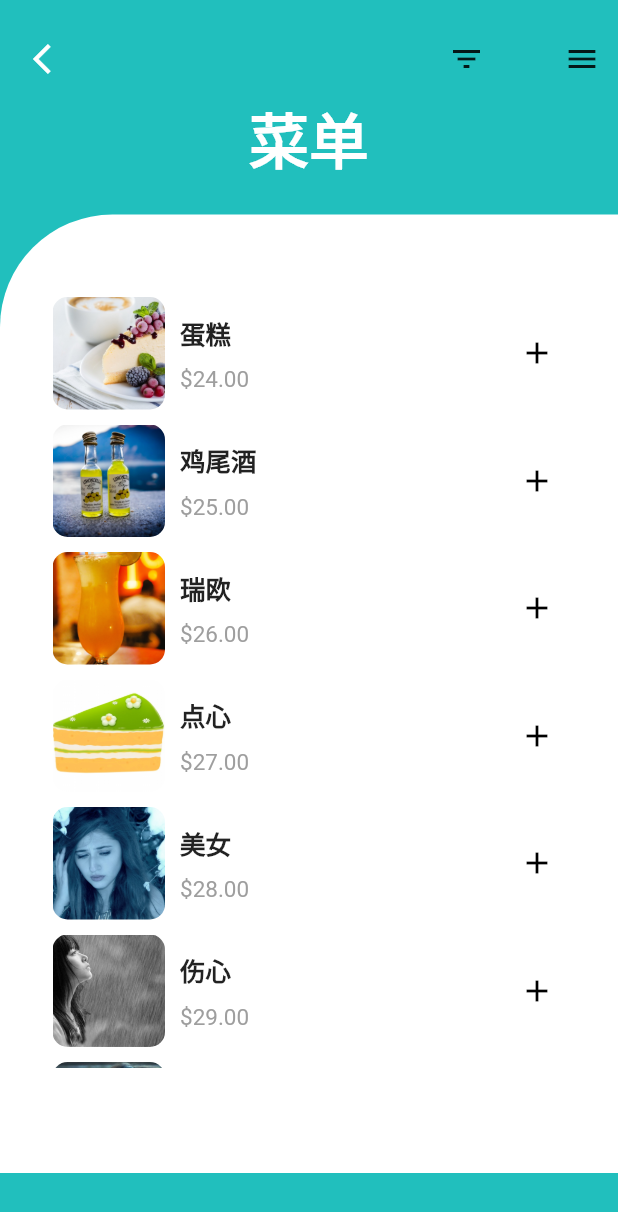
After one commit to DargonLee/DouBan_Flutter, a Flutter app: the screen it shows after launch, after a tap on the "menu" icon, on a phone screen of 412 x 824 dp. The commit adds this screen. Shown: the top 1212 px of the screen. Run offline on Flutter 3.47's test engine with Material 2 defaults, Android fonts, the phone set to English and light mode, and no system bars; our stand-ins replace dio, pull_to_refresh; network calls fail.

Commit message:
增加菜单页面3

```diff
--- a/lib/module/home/home_data_source.dart
+++ b/lib/module/home/home_data_source.dart
@@ -65,5 +65,4 @@ class HomeDataSource {
       onDataCallback();
     }
   }
-
 }
--- a/lib/module/home/home_page.dart
+++ b/lib/module/home/home_page.dart
@@ -1,13 +1,13 @@
 import 'package:douban/module/category/categroy_page.dart';
 import 'package:douban/module/home/recomment_item.dart';
 import 'package:douban/module/model/douban_model.dart';
+import 'package:douban/module/nutrition/nutrition_page.dart';
 import 'package:douban/module/public/app_util.dart';
 import 'package:douban/module/search/search_page.dart';
 import 'package:douban/module/widgets/jump_route.dart';
 import 'package:douban/module/widgets/root_page.dart';
 import 'package:douban/module/widgets/search_bar.dart';
 import 'package:flutter/material.dart';
-
 import 'home_data_source.dart';
 
 class HomePage extends StatefulWidget {
@@ -36,12 +36,18 @@ class _HomeState extends State<HomePage> {
   }
 
   void _onSearchBarTapped() {
-    Navigator.push(context, JumpRoute(
-      builder: (BuildContext context) {
+    Navigator.push(context, JumpRoute(builder: (BuildContext context) {
       return SearchPage();
+    }));
+    //Navigator.pushNamed(context, '/search');
+  }
+
+  void _onMenuTapped() {
+    Navigator.push(context, MaterialPageRoute(
+      builder: (context) {
+        return NutritionPage();
       }
     ));
-    //Navigator.pushNamed(context, '/search');
   }
 
   Widget _topWidget() {
@@ -70,7 +76,7 @@ class _HomeState extends State<HomePage> {
         width: AppUtil.screenWidth,
         height: AppUtil.screenHeight - 102,
         child: ListView(
-          padding: EdgeInsets.zero ,
+          padding: EdgeInsets.zero,
           children: <Widget>[
             RecommentItem(
               context: context,
@@ -102,11 +108,10 @@ class _HomeState extends State<HomePage> {
           onTap: _onSearchBarTapped,
           child: SearchBar(isEnable: false),
         ),
-        Image(
-          width: 16,
-          height: 16,
-          image: AssetImage('lib/images/scan.png'),
-        )
+        Container(
+          width: 25,
+          child: IconButton(icon: Icon(Icons.menu), onPressed: _onMenuTapped),
+        ),
       ],
     );
   }
--- a/lib/module/navigation_bar/navigation_bar.dart
+++ b/lib/module/navigation_bar/navigation_bar.dart
@@ -1,4 +1,5 @@
 import 'package:douban/module/home/home_page.dart';
+import 'package:douban/module/nutrition/nutrition_page.dart';
 import 'package:douban/module/personal/personal_page.dart';
 import 'package:douban/module/public/app_util.dart';
 import 'package:douban/widgetofweek/widget_home.dart';
@@ -41,8 +42,8 @@ class _NavigationBarState extends State<NavigationBar> {
       bottomNavigationBar: BottomNavigationBar(
         items: <BottomNavigationBarItem> [
           BottomNavigationBarItem(icon: Icon(Icons.home),title: Text('首页')),
+          BottomNavigationBarItem(icon: Icon(Icons.widgets),title: Text('组件')),
           BottomNavigationBarItem(icon: Icon(Icons.person),title: Text('我的')),
-          BottomNavigationBarItem(icon: Icon(Icons.menu),title: Text('组件'))
         ],
         currentIndex: _selectedIndex,
         onTap: _onItemTapped,
@@ -50,8 +51,8 @@ class _NavigationBarState extends State<NavigationBar> {
       body: PageView(
         children: <Widget>[
           HomePage(),
+          WidgetHomePage(),
           PersonalPage(),
-          WidgetHomePage()
         ],
         controller: _pageController,
         onPageChanged: _onPageChanged,
--- /dev/null
+++ b/lib/module/nutrition/nutrition_page.dart
@@ -0,0 +1,157 @@
+import 'package:douban/module/nutrition/nutrition_detail_page.dart';
+import 'package:flutter/material.dart';
+import 'package:douban/module/widgets/root_page.dart';
+
+
+class NutritionPage extends StatefulWidget {
+  @override
+  _NutritionPageState createState() => _NutritionPageState();
+}
+
+class _NutritionPageState extends State<NutritionPage> {
+
+  @override
+  Widget build(BuildContext context) {
+    // TODO: implement build
+    return Scaffold(
+      backgroundColor: Color(0xFF21BFBD),
+      body: ListView(
+        children: <Widget>[
+          Padding(
+            padding: EdgeInsets.only(top: 15.0, left: 10.0),
+            child: Row(
+              mainAxisAlignment: MainAxisAlignment.spaceBetween,
+              children: <Widget>[
+                IconButton(
+                  icon: Icon(Icons.arrow_back_ios),
+                  color: Colors.white,
+                  onPressed: () {
+                    Navigator.pop(context);
+                  },
+                ),
+                Container(
+                  width: 125.0,
+                  child: Row(
+                    mainAxisAlignment: MainAxisAlignment.spaceBetween,
+                    children: <Widget>[
+                      IconButton(
+                          icon: Icon(Icons.filter_list), onPressed: () {}),
+                      IconButton(icon: Icon(Icons.menu), onPressed: () {})
+                    ],
+                  ),
+                ),
+              ],
+            ),
+          ),
+          Container(
+            height: 60,
+            width: MediaQuery.of(context).size.width,
+            child: Center(
+              child: Text(
+                '菜单',
+                style: TextStyle(
+                    color: Colors.white,
+                    fontSize: 40,
+                    fontWeight: FontWeight.bold),
+              ),
+            ),
+          ),
+          SizedBox(
+            height: 20,
+          ),
+          Container(
+            height: MediaQuery.of(context).size.height - 185.0,
+            decoration: BoxDecoration(
+              color: Colors.white,
+              borderRadius: BorderRadius.only(topLeft: Radius.circular(75.0)),
+            ),
+            child: ListView(
+              primary: false,
+              padding: EdgeInsets.only(left: 25.0, right: 20.0),
+              children: <Widget>[
+                Padding(
+                  padding: EdgeInsets.only(top: 45.0),
+                  child: Container(
+                    height: MediaQuery.of(context).size.height - 300.0,
+                    child: ListView(
+                      children: <Widget>[
+                        _buildFootItem('lib/images/01.png', '蛋糕', '\$24.00'),
+                        _buildFootItem('lib/images/02.png', '鸡尾酒', '\$25.00'),
+                        _buildFootItem('lib/images/03.png', '瑞欧', '\$26.00'),
+                        _buildFootItem('lib/images/04.png', '点心', '\$27.00'),
+                        _buildFootItem('lib/images/05.png', '美女', '\$28.00'),
+                        _buildFootItem('lib/images/06.png', '伤心', '\$29.00'),
+                        _buildFootItem('lib/images/07.png', '朦胧', '\$30.00'),
+                        _buildFootItem('lib/images/08.png', '黄昏', '\$40.00'),
+                        _buildFootItem('lib/images/09.png', '痛苦', '\$50.00'),
+                        _buildFootItem('lib/images/10.png', '阳光', '\$60.00'),
+                      ],
+                    ),
+                  ),
+                ),
+              ],
+            ),
+          ),
+        ],
+      ),
+    );
+  }
+
+  Widget _buildFootItem(String imgPath, String footName, String price) {
+    return Padding(
+      padding: EdgeInsets.only(left: 10.0, right: 10.0, top: 10.0),
+      child: InkWell(
+        onTap: () {
+          Navigator.push(context, MaterialPageRoute(builder: (context) {
+            return NutritionDetailPage(heroTag: imgPath,foodName: footName,foodPrice: price,);
+          }));
+        },
+        child: Row(
+          mainAxisAlignment: MainAxisAlignment.spaceBetween,
+          children: <Widget>[
+            Container(
+              child: Row(
+                children: <Widget>[
+                  Hero(
+                    tag: imgPath,
+                    child: ClipRRect(
+                      borderRadius: BorderRadius.circular(10),
+                      child: Image(
+                        image: AssetImage(imgPath),
+                        fit: BoxFit.cover,
+                        height: 75.0,
+                        width: 75.0,
+                      ),
+                    ),
+                  ),
+                  SizedBox(
+                    width: 10.0,
+                  ),
+                  Column(
+                    crossAxisAlignment: CrossAxisAlignment.start,
+                    children: <Widget>[
+                      Text(
+                        footName,
+                        style: TextStyle(
+                            fontSize: 17.0, fontWeight: FontWeight.bold),
+                      ),
+                      SizedBox(
+                        height: 10,
+                      ),
+                      Text(
+                        price,
+                        style: TextStyle(fontSize: 15.0, color: Colors.grey),
+                      ),
+                    ],
+                  ),
+                ],
+              ),
+            ),
+            IconButton(
+                icon: Icon(Icons.add), color: Colors.black, onPressed: () {})
+          ],
+        ),
+      ),
+    );
+  }
+}
```
Also changed, not shown: lib/module/nutrition/nutrition_detail_page.dart (added, +260 -0 lines), pubspec.yaml (+10 -0 lines), lib/images/01.png (added), lib/images/02.png (added), lib/images/03.png (added), lib/images/04.png (added), lib/images/05.png (added), lib/images/06.png (added), lib/images/07.png (added), lib/images/08.png (added), lib/images/09.png (added), lib/images/10.png (added), 4 other files. Lines whose indentation alone changed are shown as unchanged.
